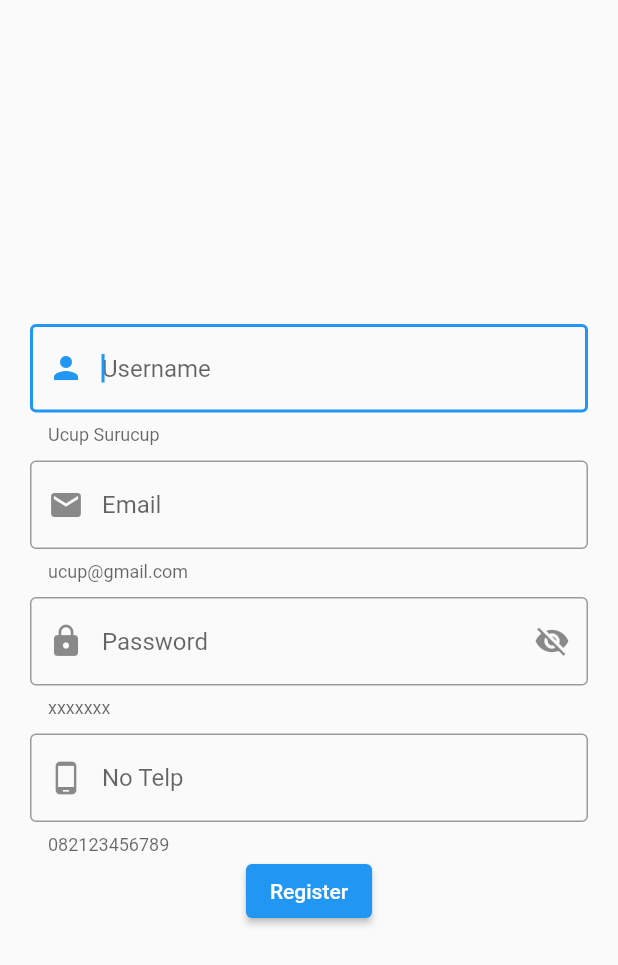
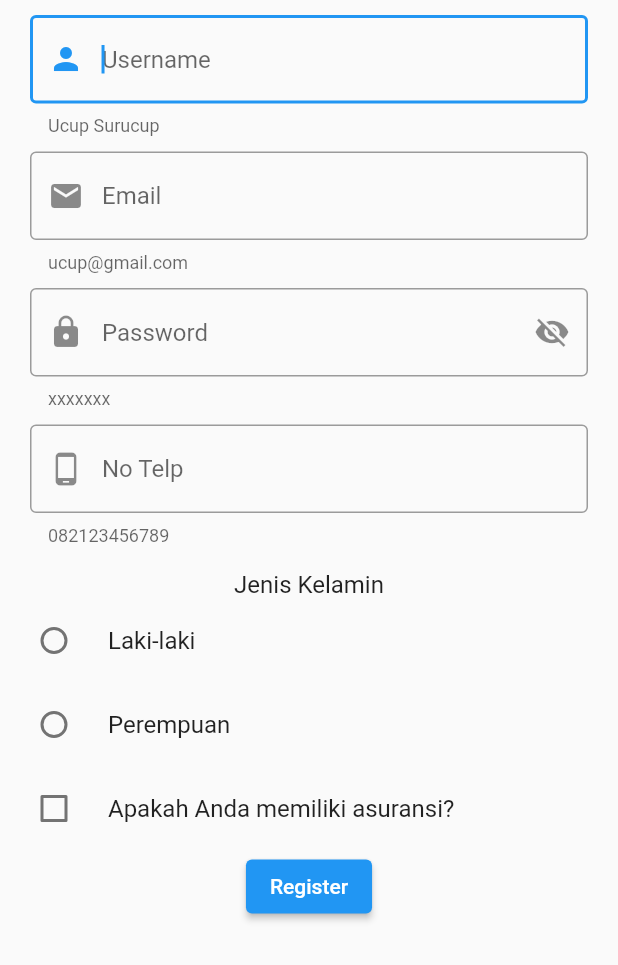
Before and after one commit to RInf0/UGD_Modul_2_Kel1, a Flutter app: the RegisterView screen opened directly, on a phone screen of 412 x 824 dp. Shown: the top 965 px of the screen. Run offline on Flutter 3.47's test engine with Material 2 defaults, Android fonts, the phone set to English and light mode, and no system bars.

Commit message:
Menambah check box dan radio button

```diff
--- a/lib/View/register.dart
+++ b/lib/View/register.dart
@@ -18,11 +18,20 @@ class _RegisterViewState extends State<RegisterView> {
   TextEditingController notelpController = TextEditingController();
 
   bool passwordVisible = false;
+  bool? isChecked = false;
+  String selectedGender = '';
+
+  setSelectedGender(String gender){
+    setState(() {
+      selectedGender = gender;
+    });
+  }
 
   @override
   Widget build(BuildContext context) {
     return Scaffold(
       body: SafeArea(
+        child: SingleChildScrollView(
           child: Form(
             key: _formKey,
             child: Column(
@@ -111,6 +120,48 @@ class _RegisterViewState extends State<RegisterView> {
                     hintTxt: "No Telp",
                     helperTxt: "082123456789",
                     iconData: Icons.phone_android),
+
+                Column(
+                    children: <Widget>[
+                      SizedBox(height: 16.0),
+                      Text('Jenis Kelamin',
+                      style: TextStyle(fontSize: 16.0),
+                      ),
+                      RadioListTile(
+                        title: Text('Laki-laki'),
+                        value: 'Laki-laki',
+                        groupValue: selectedGender,
+                        onChanged: (value){
+                          setSelectedGender('Laki-laki');
+                        },
+                      ),
+                      RadioListTile(
+                        title: Text('Perempuan'),
+                        value: 'Perempuan',
+                        groupValue: selectedGender,
+                        onChanged: (value){
+                          setSelectedGender('Perempuan');
+                        },
+                      ),
+
+                    ],
+                  ),
+
+                Center(
+                  child: CheckboxListTile(
+                    title: const Text('Apakah Anda memiliki asuransi?'),
+                    value: isChecked,
+                    onChanged: (bool? newValue){
+                      setState(() {
+                        isChecked = newValue;
+                      });
+                    },
+                    activeColor: Colors.white,
+                    checkColor: Colors.blue,
+                    controlAffinity: ListTileControlAffinity.leading,
+                  ),
+                ),
+
                 ElevatedButton(
                     onPressed: () {
                       if (_formKey.currentState!.validate()) {
@@ -158,6 +209,7 @@ class _RegisterViewState extends State<RegisterView> {
             ),
           ),
         ),
+      ),
     );
   }
 }
```
Lines whose indentation alone changed are shown as unchanged.
